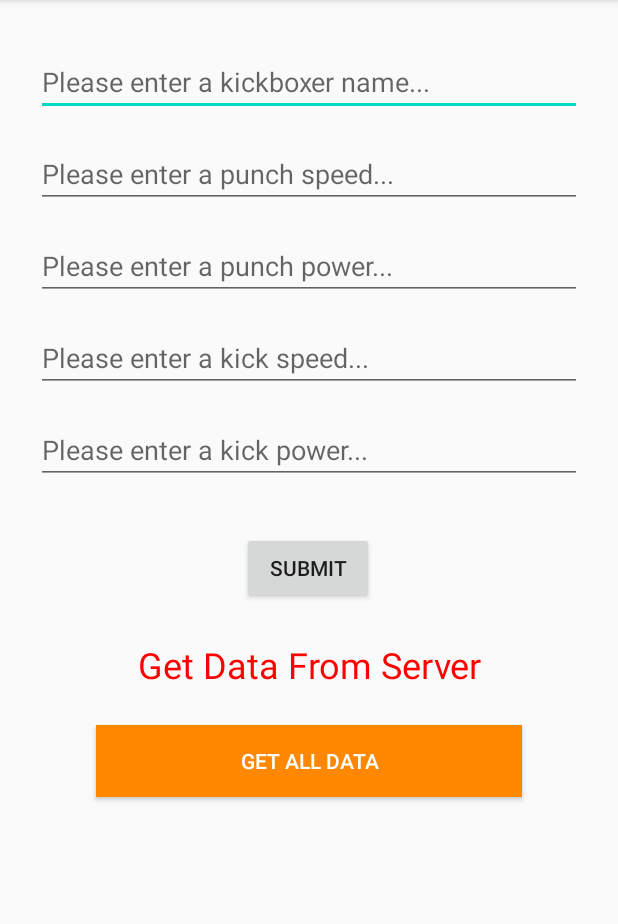
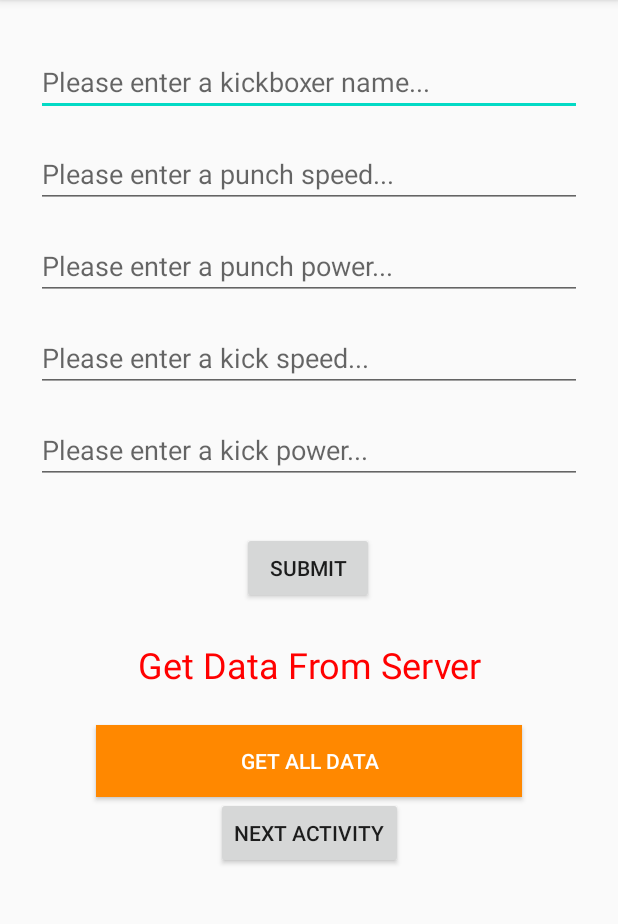
Before and after one commit to brmanis/INSTAGRAM_CLONE_REV, an Android app: the screen it shows after launch (MainActivity), on a phone screen of 412 x 824 dp, the part 84-1008 px from its top. Run offline under Robolectric (Android 15) with nearby library versions, the phone set to English and light mode, and no system bars; libraries missing offline, so code that uses them is left out: com.parse, com.shashank.sony; 1 statement that could not run was skipped.

```diff
--- a/app/src/main/java/com/example/instagram_clone/MainActivity.java
+++ b/app/src/main/java/com/example/instagram_clone/MainActivity.java
@@ -23,7 +23,7 @@ public class MainActivity extends AppCompatActivity {
 
     private EditText edtName,edtPspeed,edtPpower,edtkSpeed,edtkPower;
     private TextView txtGetData;
-    private Button getAllData;
+    private Button getAllData, btnTransition;
     private String allKickBoxers;
 
     @Override
@@ -37,7 +37,7 @@ public class MainActivity extends AppCompatActivity {
         edtkPower=findViewById(R.id.edtKickPower);
         txtGetData = findViewById(R.id.txtGetData);
         getAllData = findViewById(R.id.btnGetAllData);
-
+        btnTransition=findViewById(R.id.btnNextAcvitiy);
 
         txtGetData.setOnClickListener(new View.OnClickListener(){
 
@@ -61,6 +61,9 @@ public class MainActivity extends AppCompatActivity {
             public void onClick(View view) {
                 allKickBoxers="";
                 ParseQuery<ParseObject> queryAll = ParseQuery.getQuery("Kickboxer");
+                //queryAll.whereGreaterThan("punchPower",1000);
+                queryAll.whereGreaterThanOrEqualTo("punchPower",3000);
+                //queryAll.setLimit(1);
                 queryAll.findInBackground(new FindCallback<ParseObject>() {
                     @Override
                     public void done(List<ParseObject> objects, ParseException e) {
@@ -79,6 +82,12 @@ public class MainActivity extends AppCompatActivity {
                         }
                     }
                 });
+            }
+        });
+        btnTransition.setOnClickListener(new View.OnClickListener() {
+            @Override
+            public void onClick(View view) {
+
             }
         });
 
--- /dev/null
+++ b/app/src/main/java/com/example/instagram_clone/SignUpLoginActivity.java
@@ -0,0 +1,4 @@
+package com.example.instagram_clone;
+
+public class SignUpLoginActivity {
+}
--- a/app/src/main/res/layout/activity_main.xml
+++ b/app/src/main/res/layout/activity_main.xml
@@ -117,4 +117,13 @@
         app:layout_constraintEnd_toEndOf="parent"
         app:layout_constraintStart_toStartOf="parent"
         app:layout_constraintTop_toBottomOf="@+id/txtGetData" />
+
+    <Button
+        android:id="@+id/btnNextAcvitiy"
+        android:layout_width="wrap_content"
+        android:layout_height="wrap_content"
+        android:text="NEXT ACTIVITY"
+        app:layout_constraintEnd_toEndOf="parent"
+        app:layout_constraintStart_toStartOf="parent"
+        app:layout_constraintTop_toBottomOf="@+id/btnGetAllData" />
 </androidx.constraintlayout.widget.ConstraintLayout>
```
